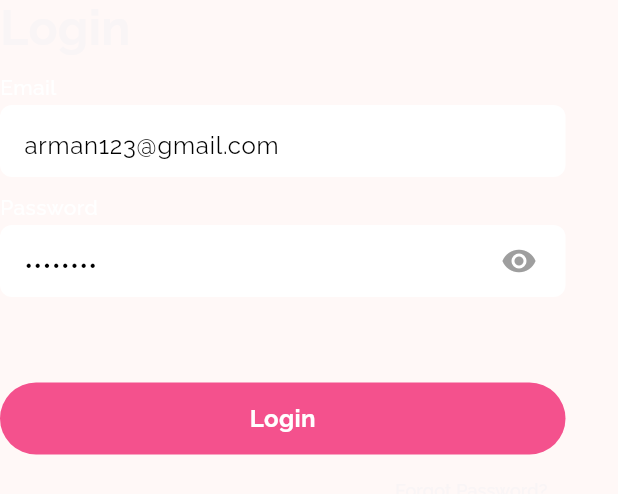
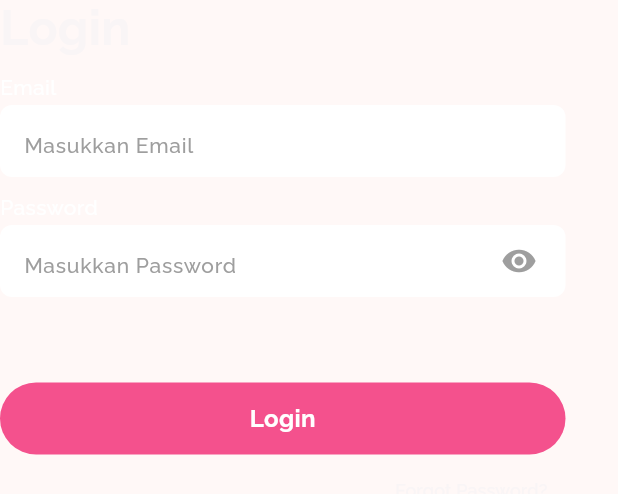
Before and after one commit to Neuxtron/women-center-mobile, a Flutter app: the LoginWidget widget shown alone on an empty page, opened directly, on a phone screen of 412 x 824 dp. Shown: the top 494 px of the screen. Run offline on Flutter 3.47's test engine with Material 2 defaults, Android fonts, the phone set to English and light mode, and no system bars; our stand-ins replace dio, glass_kit, google_fonts, shared_preferences; missing offline and left inert: glassmorphism_widgets; accounts and stored records are empty; network calls fail.

Commit message:
Update login_widget.dart

```diff
--- a/lib/View/login/login_widget.dart
+++ b/lib/View/login/login_widget.dart
@@ -65,12 +65,12 @@ class _LoginWidgetState extends State<LoginWidget> {
 
   final LoginViewModel _loginViewModel = LoginViewModel(); //import login api
 
-  @override
-  void initState() {
-    super.initState();
-    _emailController.text = "arman123@gmail.com";
-    _passwordController.text = "Arman123";
-  }
+  // @override
+  // void initState() {
+  //   super.initState();
+  //   _emailController.text = "arman123@gmail.com";
+  //   _passwordController.text = "Arman123";
+  // }
 
   @override
   Widget build(BuildContext context) {
```
